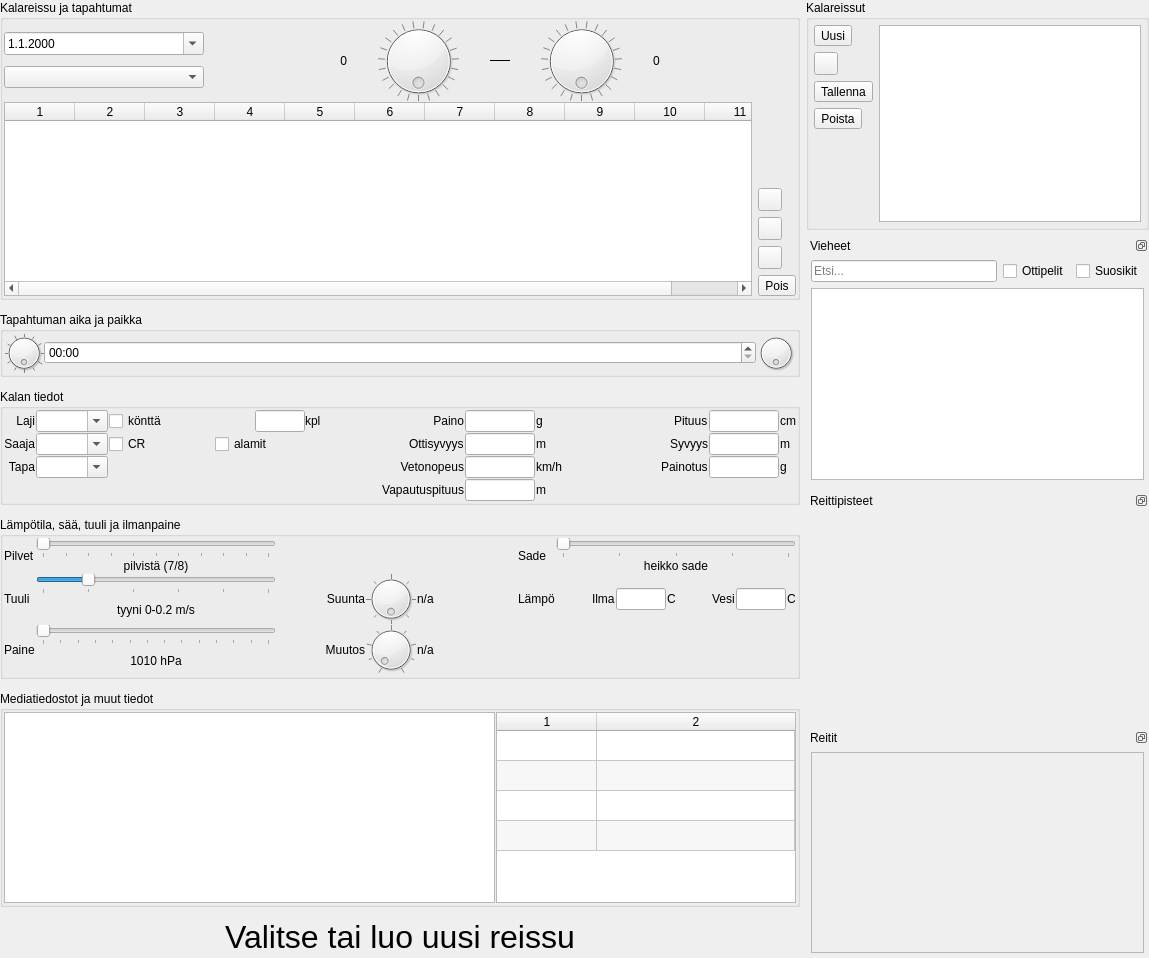
Above: tripform.ui from samuliwritescode/uistelupaivakirja-desktop before the change. Below: the same form after it.
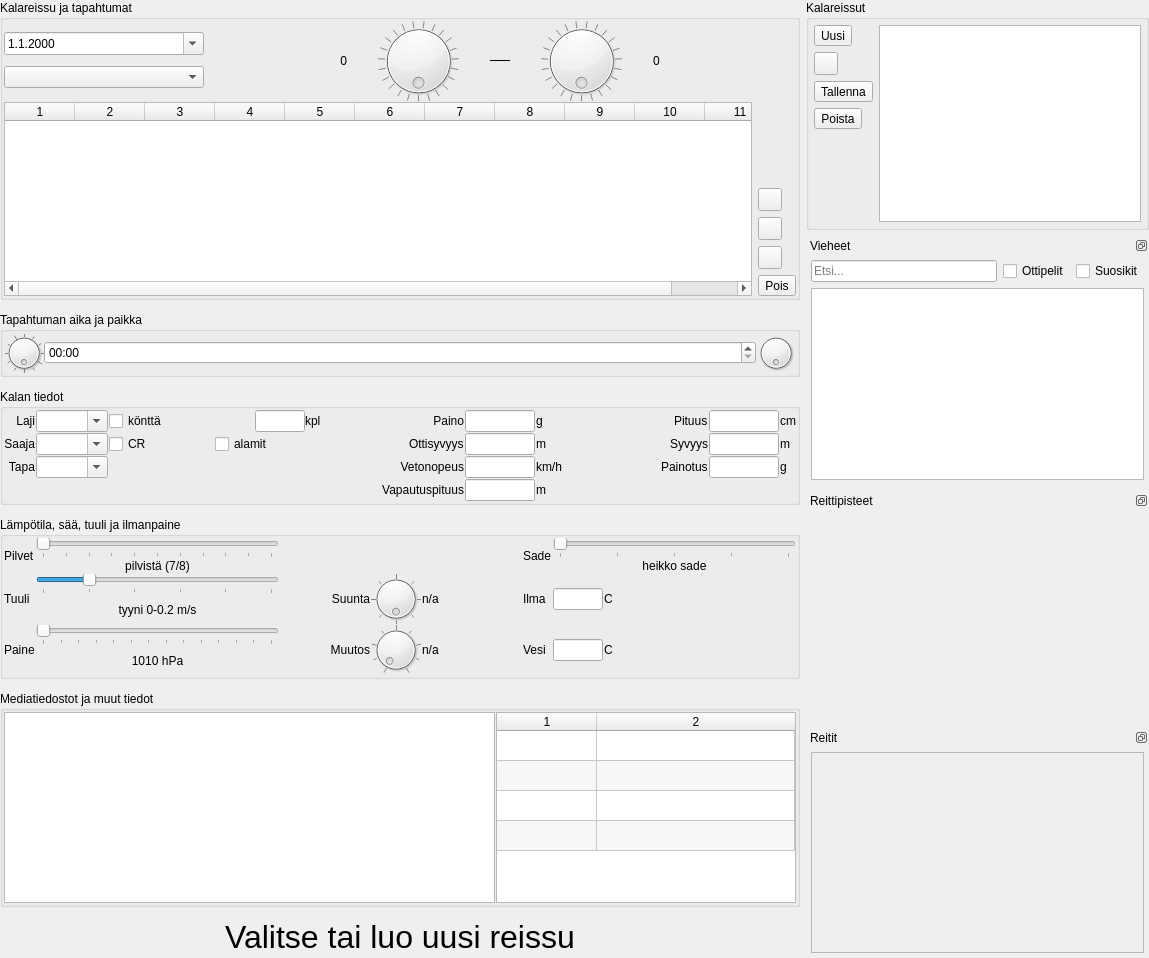
That is the form after the change. Icons and pictures are not drawn.

Commit message: -Lämpötilat ovat päällekkäin.

Patch:
```diff
--- a/tripform.ui
+++ b/tripform.ui
@@ -1224,13 +1224,6 @@
             </property>
            </widget>
           </item>
-          <item row="1" column="3">
-           <widget class="QLabel" name="label_30">
-            <property name="text">
-             <string>Lämpö</string>
-            </property>
-           </widget>
-          </item>
           <item row="0" column="4">
            <layout class="QVBoxLayout" name="verticalLayout_10">
             <item>
@@ -1273,26 +1266,6 @@
           </item>
           <item row="1" column="4">
            <layout class="QHBoxLayout" name="horizontalLayout_19">
-            <item>
-             <spacer name="horizontalSpacer">
-              <property name="orientation">
-               <enum>Qt::Horizontal</enum>
-              </property>
-              <property name="sizeHint" stdset="0">
-               <size>
-                <width>1</width>
-                <height>1</height>
-               </size>
-              </property>
-             </spacer>
-            </item>
-            <item>
-             <widget class="QLabel" name="label_28">
-              <property name="text">
-               <string>Ilma</string>
-              </property>
-             </widget>
-            </item>
             <item>
              <widget class="QLineEdit" name="air_temp">
               <property name="maximumSize">
@@ -1314,7 +1287,7 @@
              </widget>
             </item>
             <item>
-             <spacer name="horizontalSpacer_13">
+             <spacer name="horizontalSpacer">
               <property name="orientation">
                <enum>Qt::Horizontal</enum>
               </property>
@@ -1326,13 +1299,17 @@
               </property>
              </spacer>
             </item>
-            <item>
-             <widget class="QLabel" name="label_29">
-              <property name="text">
-               <string>Vesi</string>
-              </property>
-             </widget>
-            </item>
+           </layout>
+          </item>
+          <item row="2" column="3">
+           <widget class="QLabel" name="label_29">
+            <property name="text">
+             <string>Vesi</string>
+            </property>
+           </widget>
+          </item>
+          <item row="2" column="4">
+           <layout class="QHBoxLayout" name="horizontalLayout_25">
             <item>
              <widget class="QLineEdit" name="water_temp">
               <property name="maximumSize">
@@ -1353,8 +1330,28 @@
               </property>
              </widget>
             </item>
+            <item>
+             <spacer name="horizontalSpacer_13">
+              <property name="orientation">
+               <enum>Qt::Horizontal</enum>
+              </property>
+              <property name="sizeHint" stdset="0">
+               <size>
+                <width>1</width>
+                <height>1</height>
+               </size>
+              </property>
+             </spacer>
+            </item>
            </layout>
           </item>
+          <item row="1" column="3">
+           <widget class="QLabel" name="label_28">
+            <property name="text">
+             <string>Ilma</string>
+            </property>
+           </widget>
+          </item>
          </layout>
         </item>
        </layout>
```
